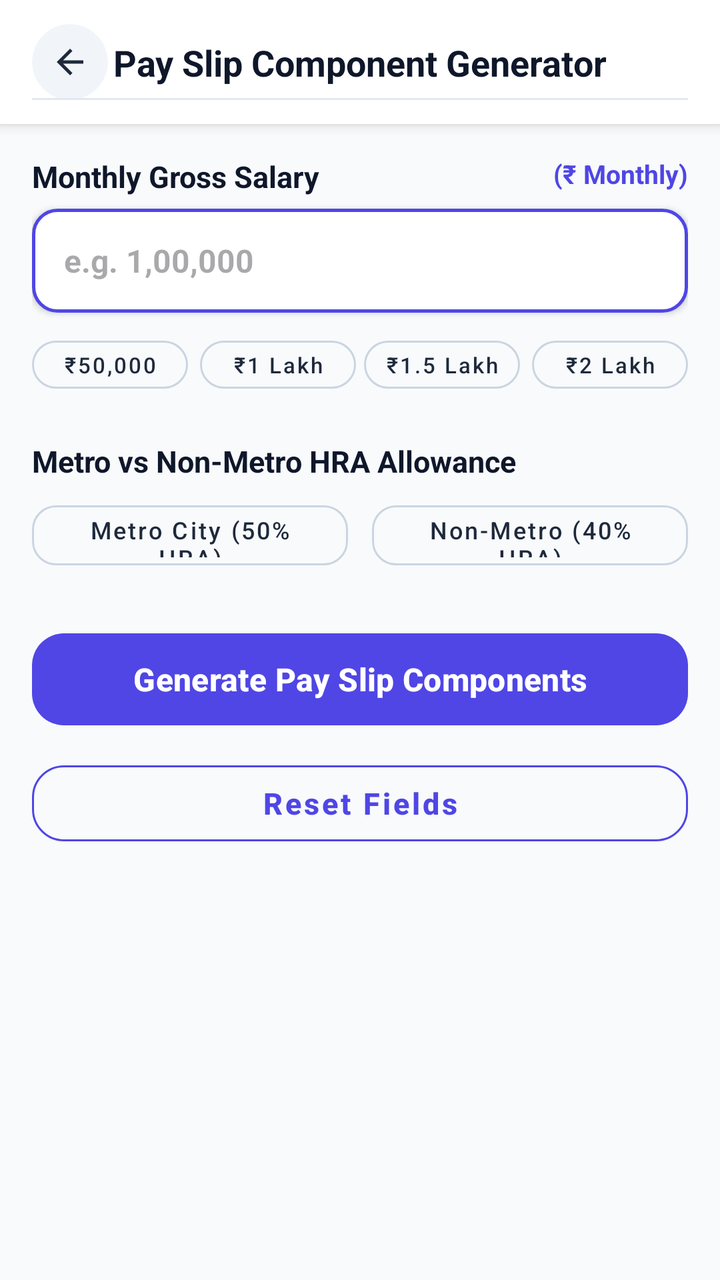
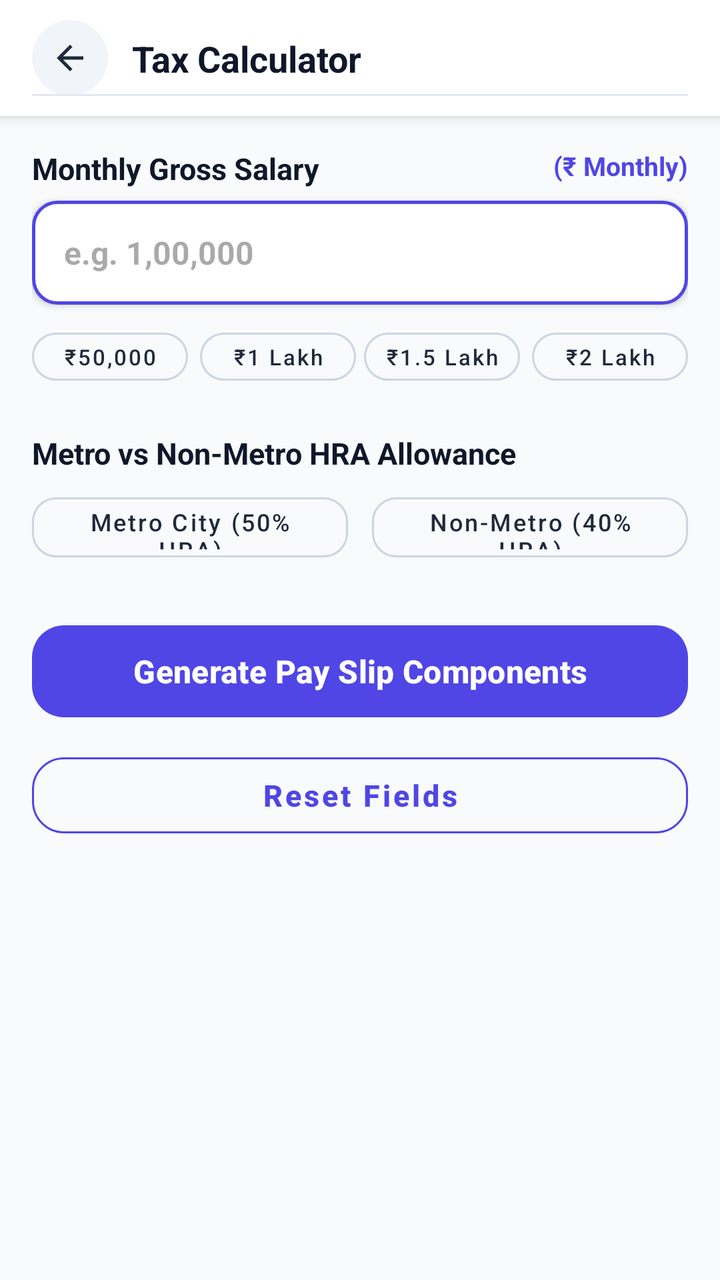

Screens rendered from an Android XML layout before and after an edit, with the pre-edit source and the edit as a unified diff.
<!-- AndroidManifest.xml: application theme Theme.Calculatoremi -->
<!-- res/layout/activity_payslip_generator.xml -->
<?xml version="1.0" encoding="utf-8"?>
<LinearLayout xmlns:android="http://schemas.android.com/apk/res/android"
    xmlns:app="http://schemas.android.com/apk/res-auto"
    android:layout_width="match_parent"
    android:layout_height="match_parent"
    android:background="#F8FAFC"
    android:orientation="vertical">

    <androidx.constraintlayout.widget.ConstraintLayout
        android:id="@+id/calculatorHeader"
        android:layout_width="match_parent"
        android:layout_height="wrap_content"
        android:minHeight="55dp"
        android:background="@android:color/white"
        android:elevation="4dp"
        android:paddingStart="16dp"
        android:paddingTop="12dp"
        android:paddingEnd="16dp"
        android:paddingBottom="12dp">

        <com.google.android.material.card.MaterialCardView
            android:id="@+id/btnBackContainer"
            android:layout_width="38dp"
            android:layout_height="38dp"
            app:cardBackgroundColor="#F1F5F9"
            app:cardCornerRadius="19dp"
            app:cardElevation="0dp"
            app:strokeWidth="0dp"
            app:layout_constraintBottom_toBottomOf="parent"
            app:layout_constraintStart_toStartOf="parent"
            app:layout_constraintTop_toTopOf="parent">

            <ImageView
                android:id="@+id/btnBack"
                android:layout_width="20dp"
                android:layout_height="20dp"
                android:layout_gravity="center"
                android:src="@drawable/ic_arrow_back"
                app:tint="#1E293B" />
        </com.google.android.material.card.MaterialCardView>

        <TextView
            android:id="@+id/txtTitle"
            android:layout_width="wrap_content"
            android:layout_height="wrap_content"
            android:text="Pay Slip Component Generator"
            android:textColor="#0F172A"
            android:textSize="18sp"
            android:textStyle="bold"
            app:layout_constraintBottom_toBottomOf="parent"
            app:layout_constraintEnd_toEndOf="parent"
            app:layout_constraintStart_toStartOf="parent"
            app:layout_constraintTop_toTopOf="parent" />

        <View
            android:layout_width="match_parent"
            android:layout_height="1dp"
            android:background="#E2E8F0"
            app:layout_constraintBottom_toBottomOf="parent" />

    </androidx.constraintlayout.widget.ConstraintLayout>

    <androidx.core.widget.NestedScrollView
        android:layout_width="match_parent"
        android:layout_height="match_parent"
        android:clipToPadding="false"
        android:paddingBottom="40dp"
        android:fillViewport="true">

        <LinearLayout
            android:layout_width="match_parent"
            android:layout_height="wrap_content"
            android:orientation="vertical"
            android:padding="16dp">

            <RelativeLayout
                android:layout_width="match_parent"
                android:layout_height="wrap_content"
                android:layout_marginBottom="6dp">

                <TextView
                    android:layout_width="wrap_content"
                    android:layout_height="wrap_content"
                    android:layout_alignParentStart="true"
                    android:text="Monthly Gross Salary"
                    android:textColor="#0F172A"
                    android:textSize="15sp"
                    android:textStyle="bold" />

                <TextView
                    android:layout_width="wrap_content"
                    android:layout_height="wrap_content"
                    android:layout_alignParentEnd="true"
                    android:text="(₹ Monthly)"
                    android:textColor="@color/primary"
                    android:textSize="13sp"
                    android:textStyle="bold" />
            </RelativeLayout>

            <EditText
                android:id="@+id/etGrossPay"
                android:layout_width="match_parent"
                android:layout_height="52dp"
                android:background="@drawable/numeric_input_border"
                android:elevation="2dp"
                android:hint="e.g. 1,00,000"
                android:inputType="numberDecimal"
                android:paddingHorizontal="16dp"
                android:textColor="#0F172A"
                android:textSize="16sp"
                android:textStyle="bold" />

            <LinearLayout
                android:layout_width="match_parent"
                android:layout_height="wrap_content"
                android:layout_marginTop="8dp"
                android:layout_marginBottom="20dp"
                android:orientation="horizontal"
                android:weightSum="4">

                <com.google.android.material.button.MaterialButton
                    android:id="@+id/chipPay50k"
                    style="@style/Widget.MaterialComponents.Button.OutlinedButton"
                    android:layout_width="0dp"
                    android:layout_height="36dp"
                    android:layout_weight="1"
                    android:layout_marginEnd="4dp"
                    android:padding="0dp"
                    android:text="₹50,000"
                    android:textAllCaps="false"
                    android:textColor="#1E293B"
                    android:textSize="11sp"
                    app:strokeColor="#CBD5E1"
                    app:cornerRadius="18dp" />

                <com.google.android.material.button.MaterialButton
                    android:id="@+id/chipPay1L"
                    style="@style/Widget.MaterialComponents.Button.OutlinedButton"
                    android:layout_width="0dp"
                    android:layout_height="36dp"
                    android:layout_weight="1"
                    android:layout_marginHorizontal="2dp"
                    android:padding="0dp"
                    android:text="₹1 Lakh"
                    android:textAllCaps="false"
                    android:textColor="#1E293B"
                    android:textSize="11sp"
                    app:strokeColor="#CBD5E1"
                    app:cornerRadius="18dp" />

                <com.google.android.material.button.MaterialButton
                    android:id="@+id/chipPay1_5L"
                    style="@style/Widget.MaterialComponents.Button.OutlinedButton"
                    android:layout_width="0dp"
                    android:layout_height="36dp"
                    android:layout_weight="1"
                    android:layout_marginHorizontal="2dp"
                    android:padding="0dp"
                    android:text="₹1.5 Lakh"
                    android:textAllCaps="false"
                    android:textColor="#1E293B"
                    android:textSize="11sp"
                    app:strokeColor="#CBD5E1"
                    app:cornerRadius="18dp" />

                <com.google.android.material.button.MaterialButton
                    android:id="@+id/chipPay2L"
                    style="@style/Widget.MaterialComponents.Button.OutlinedButton"
                    android:layout_width="0dp"
                    android:layout_height="36dp"
                    android:layout_weight="1"
                    android:layout_marginStart="4dp"
                    android:padding="0dp"
                    android:text="₹2 Lakh"
                    android:textAllCaps="false"
                    android:textColor="#1E293B"
                    android:textSize="11sp"
                    app:strokeColor="#CBD5E1"
                    app:cornerRadius="18dp" />

            </LinearLayout>

            <TextView
                android:layout_width="wrap_content"
                android:layout_height="wrap_content"
                android:layout_marginBottom="6dp"
                android:text="Metro vs Non-Metro HRA Allowance"
                android:textColor="#0F172A"
                android:textSize="15sp"
                android:textStyle="bold" />

            <LinearLayout
                android:layout_width="match_parent"
                android:layout_height="wrap_content"
                android:layout_marginBottom="24dp"
                android:orientation="horizontal"
                android:weightSum="2">

                <com.google.android.material.button.MaterialButton
                    android:id="@+id/chipHraMetro"
                    style="@style/Widget.MaterialComponents.Button.OutlinedButton"
                    android:layout_width="0dp"
                    android:layout_height="42dp"
                    android:layout_weight="1"
                    android:layout_marginEnd="6dp"
                    android:text="Metro City (50% HRA)"
                    android:textAllCaps="false"
                    android:textColor="#1E293B"
                    android:textSize="12sp"
                    app:cornerRadius="12dp"
                    app:strokeColor="#CBD5E1" />

                <com.google.android.material.button.MaterialButton
                    android:id="@+id/chipHraNonMetro"
                    style="@style/Widget.MaterialComponents.Button.OutlinedButton"
                    android:layout_width="0dp"
                    android:layout_height="42dp"
                    android:layout_weight="1"
                    android:layout_marginStart="6dp"
                    android:text="Non-Metro (40% HRA)"
                    android:textAllCaps="false"
                    android:textColor="#1E293B"
                    android:textSize="12sp"
                    app:cornerRadius="12dp"
                    app:strokeColor="#CBD5E1" />

            </LinearLayout>

            <com.google.android.material.button.MaterialButton
                android:id="@+id/btnCalculate"
                android:layout_width="match_parent"
                android:layout_height="54dp"
                android:text="Generate Pay Slip Components"
                android:textAllCaps="false"
                android:textColor="@android:color/white"
                android:textSize="16sp"
                android:textStyle="bold"
                app:backgroundTint="@color/primary"
                app:cornerRadius="16dp" />

            <com.google.android.material.button.MaterialButton
                android:id="@+id/btnReset"
                style="@style/Widget.MaterialComponents.Button.OutlinedButton"
                android:layout_width="match_parent"
                android:layout_height="50dp"
                android:layout_marginTop="10dp"
                android:text="Reset Fields"
                android:textAllCaps="false"
                android:textColor="@color/primary"
                android:textSize="15sp"
                android:textStyle="bold"
                app:cornerRadius="16dp"
                app:strokeColor="@color/primary" />

        </LinearLayout>

    </androidx.core.widget.NestedScrollView>

</LinearLayout>
<!-- resources referenced by this layout -->
<resources>
  <color name="primary">#4F46E5</color>
  <!-- drawable ic_arrow_back (drawable) -->
  <vector xmlns:android="http://schemas.android.com/apk/res/android"
      android:width="24dp"
      android:height="24dp"
      android:viewportWidth="960"
      android:viewportHeight="960">
    <path
        android:pathData="m313,520 l224,224 -57,56 -320,-320 320,-320 57,56 -224,224h487v80L313,520Z"
        android:fillColor="#e3e3e3"/>
  </vector>
  <!-- drawable numeric_input_border (drawable) -->
  <?xml version="1.0" encoding="utf-8"?>
  <shape xmlns:android="http://schemas.android.com/apk/res/android"
      android:shape="rectangle">
  
      <solid android:color="@color/white"/>
  
      <stroke
          android:width="1.5dp"
          android:color="#4F46E5"/>
  
      <corners android:radius="12dp"/>
  </shape>
  <style name="Theme.Calculatoremi" parent="Base.Theme.Calculatoremi" />
  <color name="white">#FFFFFFFF</color>
  <style name="Base.Theme.Calculatoremi" parent="Theme.Material3.DayNight.NoActionBar">
          <item name="android:statusBarColor">@android:color/transparent</item>
          <item name="android:navigationBarColor">@android:color/transparent</item>
          <item name="android:windowLightStatusBar">false</item>
          <item name="android:windowLightNavigationBar">true</item>
          <item name="colorPrimary">@color/primary</item>
          <item name="colorOnPrimary">#FFFFFF</item>
          <item name="colorSecondary">@color/gradient_accent</item>
          <item name="colorOnSecondary">#FFFFFF</item>
      </style>
  <color name="gradient_accent">#818CF8</color>
</resources>

<!-- the commit's change to res/layout/activity_payslip_generator.xml (unified diff, before → after) -->
@@ -6,59 +6,8 @@
     android:background="#F8FAFC"
     android:orientation="vertical">
 
-    <androidx.constraintlayout.widget.ConstraintLayout
-        android:id="@+id/calculatorHeader"
-        android:layout_width="match_parent"
-        android:layout_height="wrap_content"
-        android:minHeight="55dp"
-        android:background="@android:color/white"
-        android:elevation="4dp"
-        android:paddingStart="16dp"
-        android:paddingTop="12dp"
-        android:paddingEnd="16dp"
-        android:paddingBottom="12dp">
-
-        <com.google.android.material.card.MaterialCardView
-            android:id="@+id/btnBackContainer"
-            android:layout_width="38dp"
-            android:layout_height="38dp"
-            app:cardBackgroundColor="#F1F5F9"
-            app:cardCornerRadius="19dp"
-            app:cardElevation="0dp"
-            app:strokeWidth="0dp"
-            app:layout_constraintBottom_toBottomOf="parent"
-            app:layout_constraintStart_toStartOf="parent"
-            app:layout_constraintTop_toTopOf="parent">
-
-            <ImageView
-                android:id="@+id/btnBack"
-                android:layout_width="20dp"
-                android:layout_height="20dp"
-                android:layout_gravity="center"
-                android:src="@drawable/ic_arrow_back"
-                app:tint="#1E293B" />
-        </com.google.android.material.card.MaterialCardView>
-
-        <TextView
-            android:id="@+id/txtTitle"
-            android:layout_width="wrap_content"
-            android:layout_height="wrap_content"
-            android:text="Pay Slip Component Generator"
-            android:textColor="#0F172A"
-            android:textSize="18sp"
-            android:textStyle="bold"
-            app:layout_constraintBottom_toBottomOf="parent"
-            app:layout_constraintEnd_toEndOf="parent"
-            app:layout_constraintStart_toStartOf="parent"
-            app:layout_constraintTop_toTopOf="parent" />
-
-        <View
-            android:layout_width="match_parent"
-            android:layout_height="1dp"
-            android:background="#E2E8F0"
-            app:layout_constraintBottom_toBottomOf="parent" />
-
-    </androidx.constraintlayout.widget.ConstraintLayout>
+    
+    <include layout="@layout/layout_calculator_header" />
 
     <androidx.core.widget.NestedScrollView
         android:layout_width="match_parent"
@@ -257,3 +206,63 @@
     </androidx.core.widget.NestedScrollView>
 
 </LinearLayout>
+<!-- res/layout/layout_calculator_header.xml (included above) -->
+<?xml version="1.0" encoding="utf-8"?>
+<androidx.constraintlayout.widget.ConstraintLayout xmlns:android="http://schemas.android.com/apk/res/android"
+    xmlns:app="http://schemas.android.com/apk/res-auto"
+    android:id="@+id/calculatorHeader"
+    android:layout_width="match_parent"
+    android:layout_height="wrap_content"
+    android:minHeight="56dp"
+    android:background="@android:color/white"
+    android:elevation="4dp"
+    android:paddingStart="16dp"
+    android:paddingEnd="16dp"
+    android:paddingTop="10dp"
+    android:paddingBottom="10dp">
+
+    <com.google.android.material.card.MaterialCardView
+        android:id="@+id/btnBackContainer"
+        android:layout_width="38dp"
+        android:layout_height="38dp"
+        app:cardBackgroundColor="#F1F5F9"
+        app:cardCornerRadius="19dp"
+        app:cardElevation="0dp"
+        app:strokeWidth="0dp"
+        app:layout_constraintBottom_toBottomOf="parent"
+        app:layout_constraintStart_toStartOf="parent"
+        app:layout_constraintTop_toTopOf="parent">
+
+        <ImageView
+            android:id="@+id/btnBack"
+            android:layout_width="20dp"
+            android:layout_height="20dp"
+            android:layout_gravity="center"
+            android:src="@drawable/ic_arrow_back"
+            app:tint="#1E293B" />
+    </com.google.android.material.card.MaterialCardView>
+
+    <TextView
+        android:id="@+id/txtTitle"
+        android:layout_width="0dp"
+        android:layout_height="wrap_content"
+        android:layout_marginStart="12dp"
+        android:layout_marginEnd="12dp"
+        android:text="Tax Calculator"
+        android:textColor="#0F172A"
+        android:textSize="18sp"
+        android:textStyle="bold"
+        android:maxLines="1"
+        android:ellipsize="end"
+        app:layout_constraintBottom_toBottomOf="parent"
+        app:layout_constraintEnd_toEndOf="parent"
+        app:layout_constraintStart_toEndOf="@id/btnBackContainer"
+        app:layout_constraintTop_toTopOf="parent" />
+
+    <View
+        android:layout_width="match_parent"
+        android:layout_height="1dp"
+        android:background="#E2E8F0"
+        app:layout_constraintBottom_toBottomOf="parent" />
+
+</androidx.constraintlayout.widget.ConstraintLayout>
<!-- resource entries referenced after the edit -->
@@ -29,7 +29,7 @@
   <style name="Base.Theme.Calculatoremi" parent="Theme.Material3.DayNight.NoActionBar">
           <item name="android:statusBarColor">@android:color/transparent</item>
           <item name="android:navigationBarColor">@android:color/transparent</item>
-          <item name="android:windowLightStatusBar">false</item>
+          <item name="android:windowLightStatusBar">true</item>
           <item name="android:windowLightNavigationBar">true</item>
           <item name="colorPrimary">@color/primary</item>
           <item name="colorOnPrimary">#FFFFFF</item>
